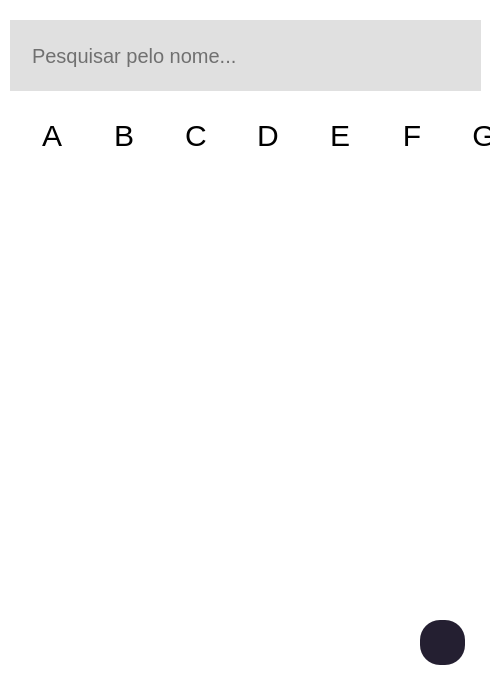
Qt form mainwindow.ui (dc7devs/crud-contact-list) before a commit.
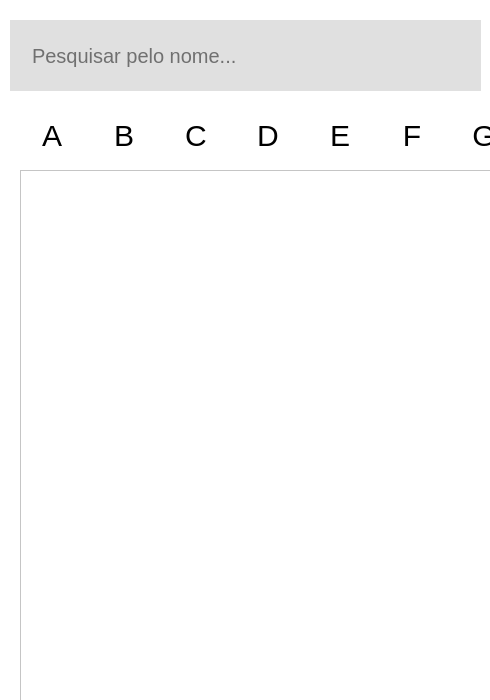
The same form after that commit. Icons and pictures are not drawn.

```diff
--- a/mainwindow.ui
+++ b/mainwindow.ui
@@ -23,7 +23,7 @@
    </size>
   </property>
   <property name="windowTitle">
-   <string>contactwindow</string>
+   <string>Contacts</string>
   </property>
   <property name="windowIcon">
    <iconset resource="assets.qrc">
@@ -32,6 +32,12 @@
   <property name="styleSheet">
    <string notr="true">background-color: #fff;</string>
   </property>
+  <property name="iconSize">
+   <size>
+    <width>20</width>
+    <height>20</height>
+   </size>
+  </property>
   <widget class="QWidget" name="centralwidget">
    <widget class="QScrollArea" name="BoxFilterToLetter">
     <property name="enabled">
@@ -932,6 +938,24 @@
     <property name="selectionRectVisible">
      <bool>false</bool>
     </property>
+    <item>
+     <property name="text">
+      <string>Diego Silva</string>
+     </property>
+     <property name="icon">
+      <iconset resource="assets.qrc">
+       <normaloff>:/assets/assets/p-circle.svg</normaloff>:/assets/assets/p-circle.svg</iconset>
+     </property>
+    </item>
+    <item>
+     <property name="text">
+      <string>Lucas Caetano da Silva</string>
+     </property>
+     <property name="icon">
+      <iconset>
+       <normaloff>../../../../Pictures/Avatar/avatar-HARD.png</normaloff>../../../../Pictures/Avatar/avatar-HARD.png</iconset>
+     </property>
+    </item>
    </widget>
    <widget class="QPushButton" name="AddNewContact">
     <property name="enabled">
@@ -971,10 +995,21 @@
      </size>
     </property>
    </widget>
+   <widget class="QListView" name="ListView">
+    <property name="geometry">
+     <rect>
+      <x>20</x>
+      <y>170</y>
+      <width>471</width>
+      <height>531</height>
+     </rect>
+    </property>
+   </widget>
    <zorder>layoutWidget</zorder>
    <zorder>BoxFilterToLetter</zorder>
    <zorder>ListContact</zorder>
    <zorder>AddNewContact</zorder>
+   <zorder>ListView</zorder>
   </widget>
  </widget>
  <resources>
```
